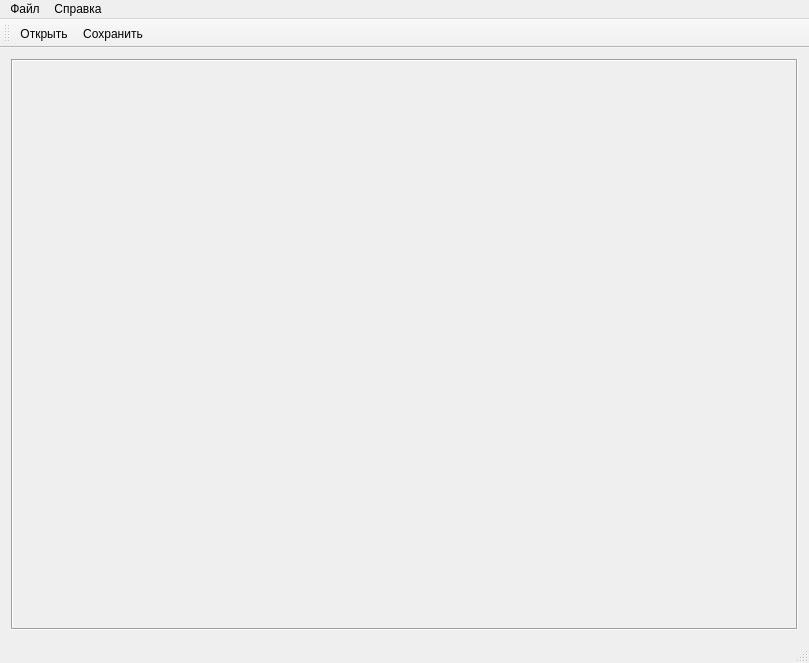
This is mainwindow.ui in MartMoiseev/mbfilter as Qt 5 draws it before an edit. The edited form follows.
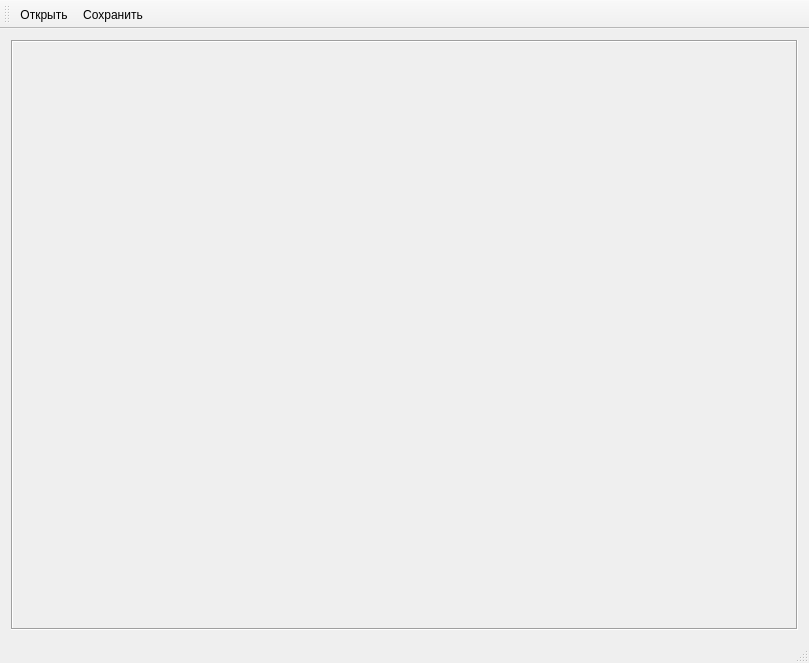
This is the edited form.

Patch:
```diff
--- a/mainwindow.ui
+++ b/mainwindow.ui
@@ -38,7 +38,7 @@
          <x>0</x>
          <y>0</y>
          <width>787</width>
-         <height>577</height>
+         <height>598</height>
         </rect>
        </property>
        <layout class="QVBoxLayout" name="verticalLayout">
@@ -51,32 +51,6 @@
     </item>
    </layout>
   </widget>
-  <widget class="QMenuBar" name="menuBar">
-   <property name="geometry">
-    <rect>
-     <x>0</x>
-     <y>0</y>
-     <width>809</width>
-     <height>21</height>
-    </rect>
-   </property>
-   <widget class="QMenu" name="menu">
-    <property name="title">
-     <string>Файл</string>
-    </property>
-    <addaction name="actionOpen_2"/>
-    <addaction name="separator"/>
-    <addaction name="actionExit"/>
-   </widget>
-   <widget class="QMenu" name="menu_2">
-    <property name="title">
-     <string>Справка</string>
-    </property>
-    <addaction name="actionHelp"/>
-   </widget>
-   <addaction name="menu"/>
-   <addaction name="menu_2"/>
-  </widget>
   <widget class="QToolBar" name="mainToolBar">
    <attribute name="toolBarArea">
     <enum>TopToolBarArea</enum>
```
